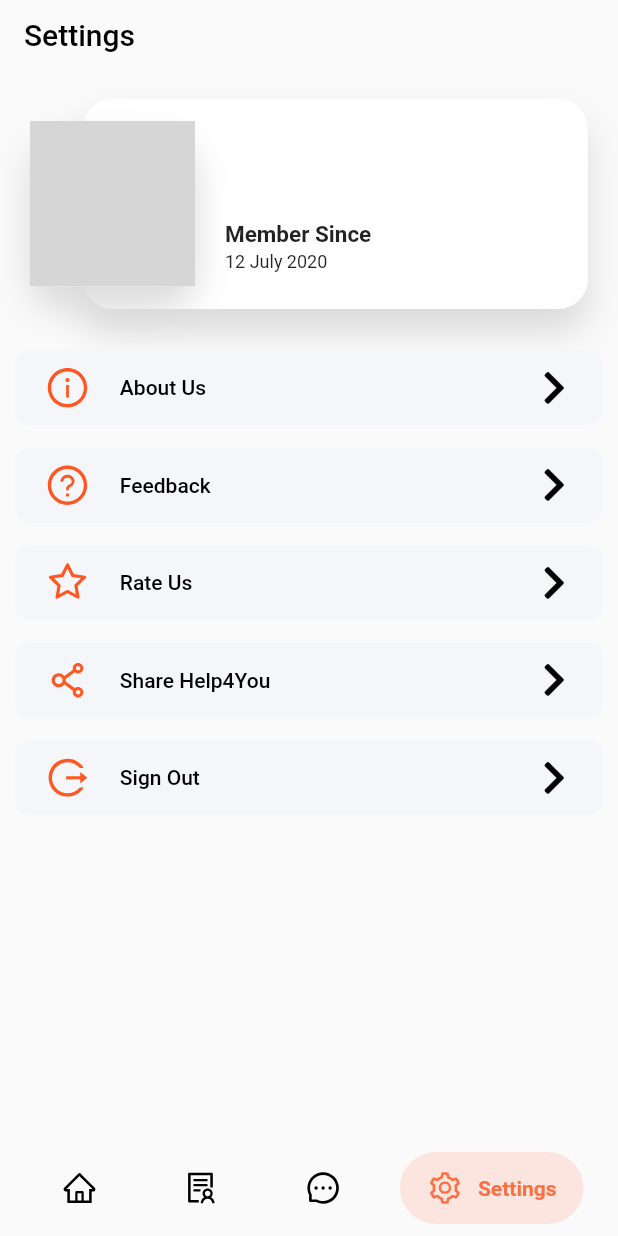
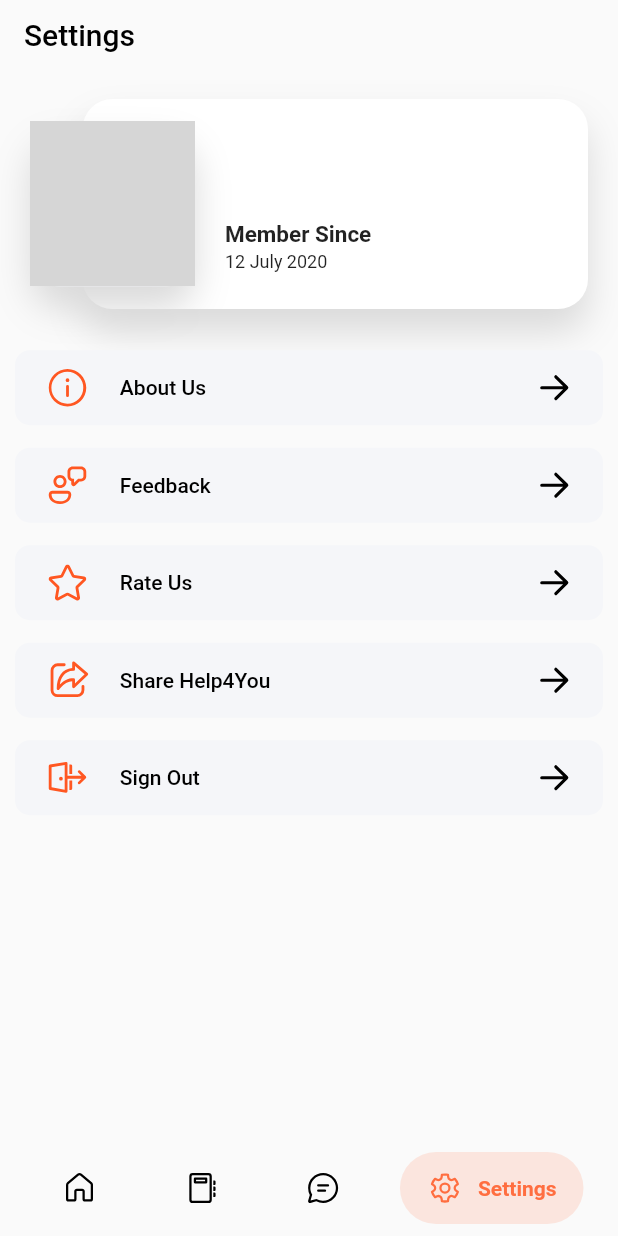
Before and after one commit to lakshya46jain/help4you, a Flutter app: the screen it shows once a user with an empty profile is signed in, item 4 of the bottom bar chosen, on a phone screen of 412 x 824 dp. Run offline on Flutter 3.47's test engine with Material 2 defaults, Android fonts, the phone set to English and light mode, and no system bars; drawn by our look-alikes of cached_network_image, google_nav_bar; our stand-ins replace cloud_firestore, firebase_auth, firebase_core, firebase_storage, fluentui_icons, flutter_markdown and 6 more; missing offline and left inert: international_phone_input; accounts and stored records are empty; network calls fail; project files that could hold a hidden picture were left out; grey boxes are pictures that could not be loaded.

Commit message:
Changed All Icon Set To Fluent UI Icons

```diff
--- a/lib/constants/back_button.dart
+++ b/lib/constants/back_button.dart
@@ -1,7 +1,7 @@
 // Flutter Imports
 import 'package:flutter/material.dart';
 // Dependency Imports
-import 'package:font_awesome_flutter/font_awesome_flutter.dart';
+import 'package:fluentui_icons/fluentui_icons.dart';
 // File Imports
 
 class CustomBackButton extends StatelessWidget {
@@ -9,7 +9,7 @@ class CustomBackButton extends StatelessWidget {
   Widget build(BuildContext context) {
     return IconButton(
       icon: Icon(
-        FontAwesomeIcons.chevronLeft,
+        FluentSystemIcons.ic_fluent_arrow_left_filled,
         size: 25.0,
         color: Colors.black,
       ),
--- a/lib/constants/expanded_button.dart
+++ b/lib/constants/expanded_button.dart
@@ -1,7 +1,7 @@
 // Flutter Imports
 import 'package:flutter/material.dart';
 // Dependency Imports
-import 'package:font_awesome_flutter/font_awesome_flutter.dart';
+import 'package:fluentui_icons/fluentui_icons.dart';
 // File Imports
 
 class ExpandedButton extends StatelessWidget {
@@ -52,7 +52,7 @@ class ExpandedButton extends StatelessWidget {
                 ),
               ),
               Icon(
-                FontAwesomeIcons.chevronRight,
+                FluentSystemIcons.ic_fluent_arrow_right_filled,
                 color: Colors.black,
                 size: 25.0,
               ),
--- a/lib/screens/bottom_nav_bar.dart
+++ b/lib/screens/bottom_nav_bar.dart
@@ -1,7 +1,7 @@
 // Flutter Imports
 import 'package:flutter/material.dart';
 // Dependency Imports
-import 'package:ant_icons/ant_icons.dart';
+import 'package:fluentui_icons/fluentui_icons.dart';
 import 'package:google_nav_bar/google_nav_bar.dart';
 // File Imports
 import 'package:help4you/screens/home_screen/home_screen.dart';
@@ -56,7 +56,7 @@ class _BottomNavBarState extends State<BottomNavBar> {
               onTabChange: onTap,
               tabs: [
                 GButton(
-                  icon: AntIcons.home_outline,
+                  icon: FluentSystemIcons.ic_fluent_home_regular,
                   text: 'Home',
                   gap: gap,
                   iconActiveColor: mainColor,
@@ -67,7 +67,7 @@ class _BottomNavBarState extends State<BottomNavBar> {
                   padding: padding,
                 ),
                 GButton(
-                  icon: AntIcons.solution,
+                  icon: FluentSystemIcons.ic_fluent_notebook_regular,
                   text: 'Bookings',
                   gap: gap,
                   iconActiveColor: mainColor,
@@ -78,7 +78,7 @@ class _BottomNavBarState extends State<BottomNavBar> {
                   padding: padding,
                 ),
                 GButton(
-                  icon: AntIcons.message_outline,
+                  icon: FluentSystemIcons.ic_fluent_chat_regular,
                   text: 'Messages',
                   gap: gap,
                   iconActiveColor: mainColor,
@@ -89,7 +89,7 @@ class _BottomNavBarState extends State<BottomNavBar> {
                   padding: padding,
                 ),
                 GButton(
-                  icon: AntIcons.setting_outline,
+                  icon: FluentSystemIcons.ic_fluent_settings_regular,
                   text: 'Settings',
                   gap: gap,
                   iconActiveColor: mainColor,
--- a/lib/screens/edit_profile_screen/body.dart
+++ b/lib/screens/edit_profile_screen/body.dart
@@ -3,7 +3,7 @@ import 'dart:io';
 import 'package:flutter/material.dart';
 import 'package:flutter/services.dart';
 // Dependency Imports
-import 'package:ant_icons/ant_icons.dart';
+import 'package:fluentui_icons/fluentui_icons.dart';
 // File Imports
 import 'package:help4you/constants/expanded_button.dart';
 import 'package:help4you/screens/edit_profile_screen/stream_builder.dart';
@@ -46,7 +46,7 @@ class Body extends StatelessWidget {
               onPressed2: onPressed2,
             ),
             ExpandedButton(
-              icon: AntIcons.delete_outline,
+              icon: FluentSystemIcons.ic_fluent_delete_regular,
               text: "Delete Account",
               onPressed: () {
                 HapticFeedback.lightImpact();
--- a/lib/screens/edit_profile_screen/stream_builder.dart
+++ b/lib/screens/edit_profile_screen/stream_builder.dart
@@ -4,7 +4,7 @@ import 'package:flutter/material.dart';
 import 'package:flutter/cupertino.dart';
 // Dependency Imports
 import 'package:provider/provider.dart';
-import 'package:ant_icons/ant_icons.dart';
+import 'package:fluentui_icons/fluentui_icons.dart';
 import 'package:cached_network_image/cached_network_image.dart';
 // File Imports
 import 'package:help4you/models/user_model.dart';
@@ -122,7 +122,7 @@ class EditProfileStreamBuilder extends StatelessWidget {
                                 ),
                               ),
                               child: Icon(
-                                AntIcons.camera_outline,
+                                FluentSystemIcons.ic_fluent_camera_regular,
                                 color: Colors.black,
                               ),
                             ),
--- a/lib/screens/register_profile_screen/body.dart
+++ b/lib/screens/register_profile_screen/body.dart
@@ -4,8 +4,8 @@ import 'package:flutter/material.dart';
 import 'package:flutter/services.dart';
 // Dependency Imports
 import 'package:provider/provider.dart';
+import 'package:fluentui_icons/fluentui_icons.dart';
 import 'package:firebase_storage/firebase_storage.dart';
-import 'package:font_awesome_flutter/font_awesome_flutter.dart';
 // File Imports
 import 'package:help4you/screens/wrapper.dart';
 import 'package:help4you/models/user_model.dart';
@@ -90,7 +90,7 @@ class Body extends StatelessWidget {
                   padding: EdgeInsets.all(14.5),
                   child: SignatureButton(
                     text: "Continue",
-                    icon: FontAwesomeIcons.chevronRight,
+                    icon: FluentSystemIcons.ic_fluent_arrow_right_filled,
                     onTap: () async {
                       // Upload Picture to Firebase
                       Future setProfilePicture() async {
@@ -134,7 +134,7 @@ class Body extends StatelessWidget {
                       } catch (error) {
                         showCustomSnackBar(
                           context,
-                          FontAwesomeIcons.exclamationCircle,
+                          FluentSystemIcons.ic_fluent_error_circle_regular,
                           Colors.white,
                           "There was an error updating your profile. Please try again later.",
                           Colors.white,
--- a/lib/screens/register_profile_screen/stream_builder.dart
+++ b/lib/screens/register_profile_screen/stream_builder.dart
@@ -4,7 +4,7 @@ import 'package:flutter/material.dart';
 import 'package:flutter/cupertino.dart';
 // Dependency Imports
 import 'package:provider/provider.dart';
-import 'package:ant_icons/ant_icons.dart';
+import 'package:fluentui_icons/fluentui_icons.dart';
 import 'package:cached_network_image/cached_network_image.dart';
 // File Imports
 import 'package:help4you/constants/loading.dart';
@@ -134,7 +134,7 @@ class ProfileStreamBuilder extends StatelessWidget {
                                 ),
                               ),
                               child: Icon(
-                                AntIcons.camera_outline,
+                                FluentSystemIcons.ic_fluent_camera_regular,
                                 color: Colors.black,
                               ),
                             ),
--- a/lib/screens/settings_screen/body.dart
+++ b/lib/screens/settings_screen/body.dart
@@ -2,8 +2,8 @@
 import 'package:flutter/material.dart';
 // Dependency Imports
 import 'package:share/share.dart';
+import 'package:fluentui_icons/fluentui_icons.dart';
 import 'package:provider/provider.dart';
-import 'package:ant_icons/ant_icons.dart';
 // File Imports
 import 'package:help4you/services/auth.dart';
 import 'package:help4you/models/user_model.dart';
@@ -22,22 +22,22 @@ class Body extends StatelessWidget {
           if (user != null) ...[
             EditProfileToggle(),
             ExpandedButton(
-              icon: AntIcons.info_circle_outline,
+              icon: FluentSystemIcons.ic_fluent_info_regular,
               text: "About Us",
               onPressed: () {},
             ),
             ExpandedButton(
-              icon: AntIcons.question_circle_outline,
+              icon: FluentSystemIcons.ic_fluent_person_feedback_regular,
               text: "Feedback",
               onPressed: () {},
             ),
             ExpandedButton(
-              icon: AntIcons.star_outline,
+              icon: FluentSystemIcons.ic_fluent_star_regular,
               text: "Rate Us",
               onPressed: () {},
             ),
             ExpandedButton(
-              icon: AntIcons.share_alt,
+              icon: FluentSystemIcons.ic_fluent_share_regular,
               text: "Share Help4You",
               onPressed: () {
                 Share.share(
@@ -47,7 +47,7 @@ class Body extends StatelessWidget {
               },
             ),
             ExpandedButton(
-              icon: AntIcons.logout_outline,
+              icon: FluentSystemIcons.ic_fluent_sign_out_regular,
               text: "Sign Out",
               onPressed: () {
                 return AuthService().signOut();
--- a/lib/screens/welcome_screen/welcome_screen.dart
+++ b/lib/screens/welcome_screen/welcome_screen.dart
@@ -2,7 +2,7 @@
 import 'package:flutter/material.dart';
 import 'package:flutter/services.dart';
 // Dependency Imports
-import 'package:font_awesome_flutter/font_awesome_flutter.dart';
+import 'package:fluentui_icons/fluentui_icons.dart';
 // File Imports
 import 'package:help4you/screens/welcome_screen/bottom_sheet.dart';
 import 'package:help4you/screens/welcome_screen/page_view_container.dart';
@@ -108,7 +108,8 @@ class _WelcomeScreenState extends State<WelcomeScreen> {
                                     width: 5.0,
                                   ),
                                   Icon(
-                                    FontAwesomeIcons.chevronRight,
+                                    FluentSystemIcons
+                                        .ic_fluent_arrow_right_filled,
                                     color: Colors.grey[700],
                                     size: 22.0,
                                   ),
--- a/pubspec.yaml
+++ b/pubspec.yaml
@@ -29,8 +29,7 @@ dependencies:
   cupertino_icons: ^1.0.2
 
   # Aesthetics
-  ant_icons: ^1.0.0
-  font_awesome_flutter: ^9.0.0
+  fluentui_icons: ^0.2.0
 
   # Widgets
   share: ^2.0.1
```
Also changed, not shown: lib/screens/edit_profile_screen/app_bar.dart (+5 -5 lines), lib/screens/phone_auth_screen/body.dart (+4 -4 lines), pubspec.lock.
